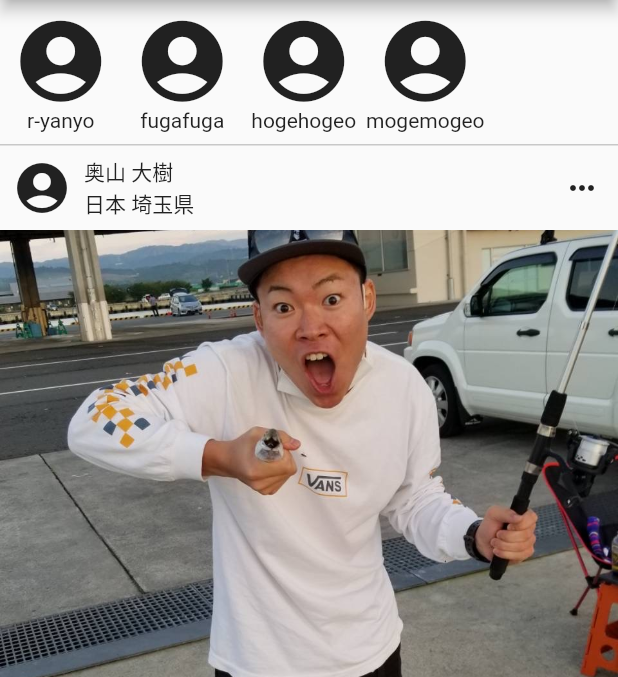
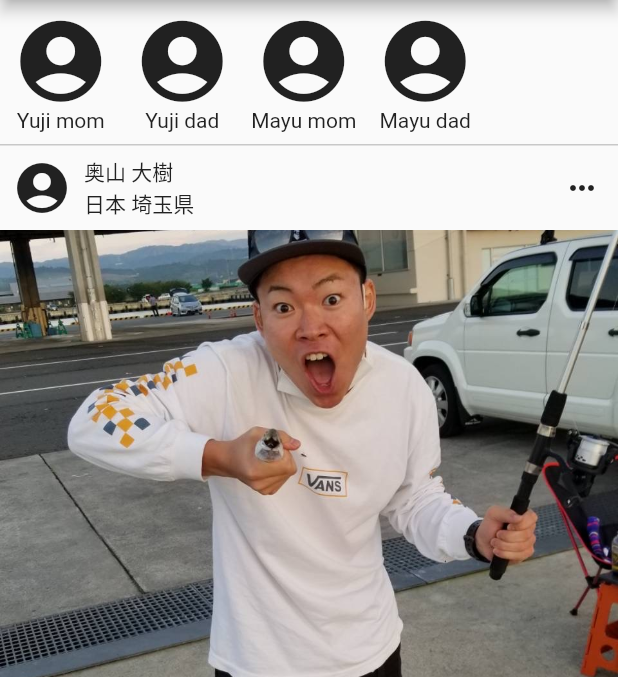
Before and after one commit to keisukesakasai/kobastagram, a Flutter app: the screen it shows after launch, on a phone screen of 412 x 824 dp, the part 60-737 px from its top. Run offline on Flutter 3.47's test engine with Material 2 defaults, Android fonts, the phone set to English and light mode, and no system bars; our stand-ins replace carousel_slider.

```diff
--- a/lib/heros.dart
+++ b/lib/heros.dart
@@ -48,7 +48,7 @@ class Heros extends StatelessWidget {
                 Container(
                   padding: EdgeInsets.all(12),
                   child: Text(
-                    "おすすめ",
+                    "Congraturation Msg.",
                     style: TextStyle(fontWeight: FontWeight.bold, fontSize: 16),
                   ),
                 )
--- a/lib/stories.dart
+++ b/lib/stories.dart
@@ -10,10 +10,10 @@ class Stories extends StatelessWidget {
                 bottom: BorderSide(width: 1.0, color: Color(0x3333000000)))),
         child: Row(
           children: <Widget>[
-            StoryItem(name: "r-yanyo", icon: Icons.account_circle),
-            StoryItem(name: "fugafuga", icon: Icons.account_circle),
-            StoryItem(name: "hogehogeo", icon: Icons.account_circle),
-            StoryItem(name: "mogemogeo", icon: Icons.account_circle),
+            StoryItem(name: "Yuji mom", icon: Icons.account_circle),
+            StoryItem(name: "Yuji dad", icon: Icons.account_circle),
+            StoryItem(name: "Mayu mom", icon: Icons.account_circle),
+            StoryItem(name: "Mayu dad", icon: Icons.account_circle),
           ],
         ));
   }
```
Also changed, not shown: 1 other file.
